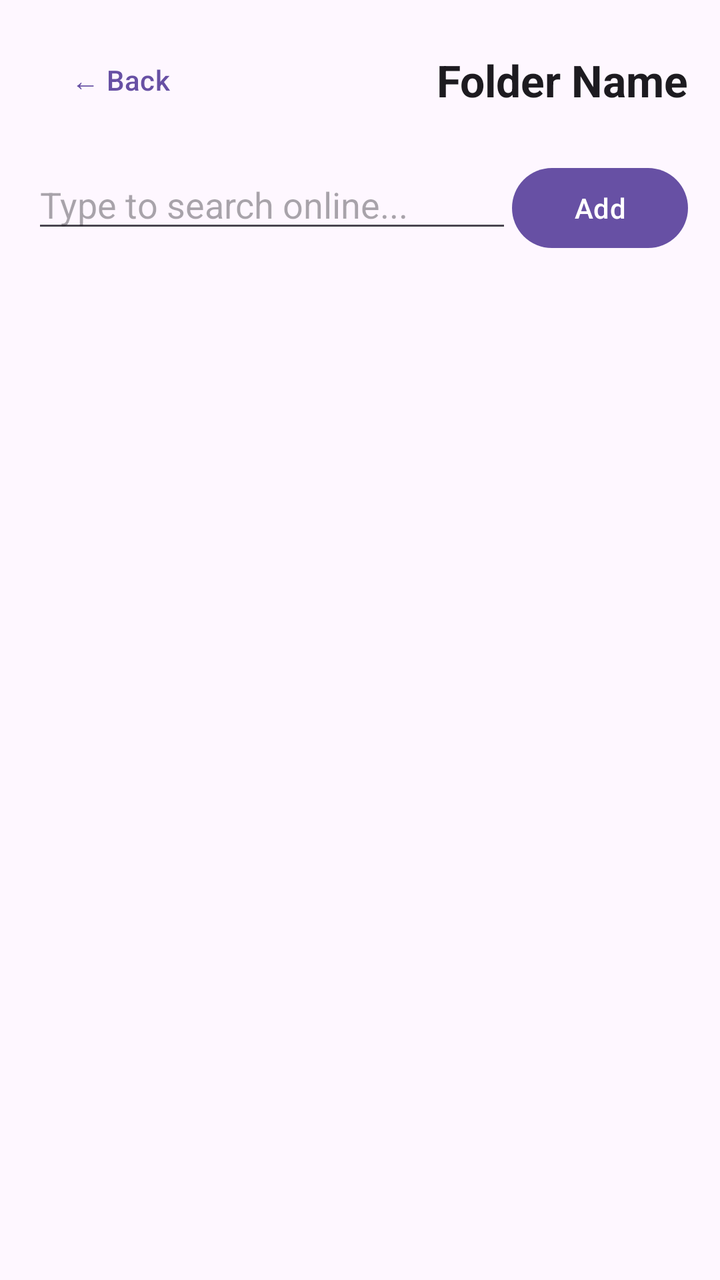
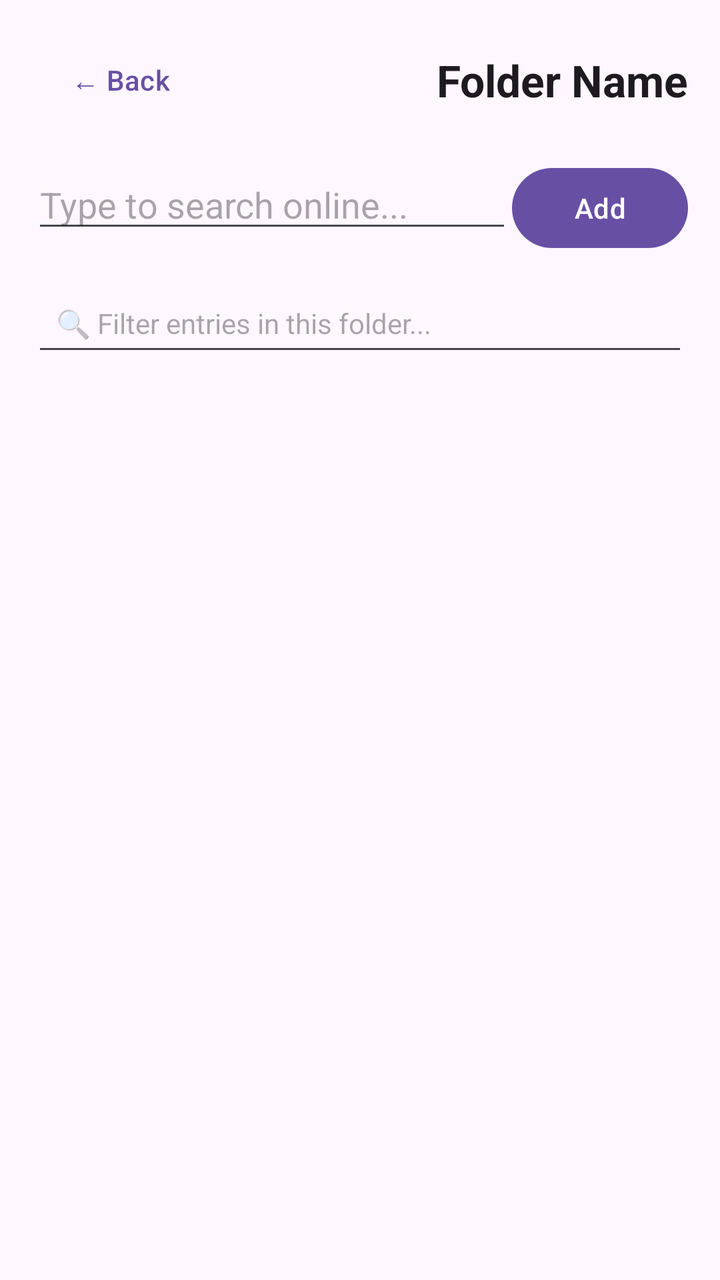

Two renders of the same Android screen: before a commit and after it. Below are the layout's source before the change and the commit's diff.
<!-- AndroidManifest.xml: application theme Theme.FinalProjectDraft -->
<!-- res/layout/activity_folder.xml -->
<?xml version="1.0" encoding="utf-8"?>
<LinearLayout xmlns:android="http://schemas.android.com/apk/res/android"
    android:layout_width="match_parent"
    android:layout_height="match_parent"
    android:orientation="vertical"
    android:padding="16dp">

    <LinearLayout
        android:layout_width="match_parent"
        android:layout_height="wrap_content"
        android:orientation="horizontal"
        android:gravity="center_vertical"
        android:layout_marginBottom="16dp">

        <Button
            android:id="@+id/btnBack"
            style="@style/Widget.Material3.Button.TextButton"
            android:layout_width="wrap_content"
            android:layout_height="wrap_content"
            android:text="← Back"
            android:textSize="14sp"
            android:textColor="?attr/colorPrimary" />

        <TextView
            android:id="@+id/folderTitle"
            android:layout_width="0dp"
            android:layout_height="wrap_content"
            android:layout_weight="1"
            android:text="Folder Name"
            android:textSize="22sp"
            android:textStyle="bold"
            android:textColor="?attr/colorOnBackground"
            android:gravity="end" />
    </LinearLayout>

    <LinearLayout
        android:layout_width="match_parent"
        android:layout_height="wrap_content"
        android:orientation="horizontal"
        android:layout_marginBottom="16dp">

        <AutoCompleteTextView
            android:id="@+id/inputEntryName"
            android:layout_width="0dp"
            android:layout_height="wrap_content"
            android:layout_weight="1"
            android:completionThreshold="1"
            android:hint="Type to search online..." />

        <Button
            android:id="@+id/btnAddEntry"
            android:layout_width="wrap_content"
            android:layout_height="wrap_content"
            android:text="Add" />
    </LinearLayout>

    <ListView
        android:id="@+id/listViewEntries"
        android:layout_width="match_parent"
        android:layout_height="match_parent" />

</LinearLayout>
<!-- resources referenced by this layout -->
<resources>
  <style name="Theme.FinalProjectDraft" parent="Base.Theme.FinalProjectDraft" />
  <style name="Base.Theme.FinalProjectDraft" parent="Theme.Material3.DayNight.NoActionBar">
          
          
      </style>
</resources>

<!-- the commit's change to res/layout/activity_folder.xml (unified diff, before → after) -->
@@ -37,7 +37,7 @@
         android:layout_width="match_parent"
         android:layout_height="wrap_content"
         android:orientation="horizontal"
-        android:layout_marginBottom="16dp">
+        android:layout_marginBottom="12dp">
 
         <AutoCompleteTextView
             android:id="@+id/inputEntryName"
@@ -54,6 +54,15 @@
             android:text="Add" />
     </LinearLayout>
 
+    <EditText
+        android:id="@+id/inputSearchEntries"
+        android:layout_width="match_parent"
+        android:layout_height="wrap_content"
+        android:hint="🔍 Filter entries in this folder..."
+        android:textSize="14sp"
+        android:layout_marginBottom="12dp"
+        android:padding="12dp" />
+
     <ListView
         android:id="@+id/listViewEntries"
         android:layout_width="match_parent"
